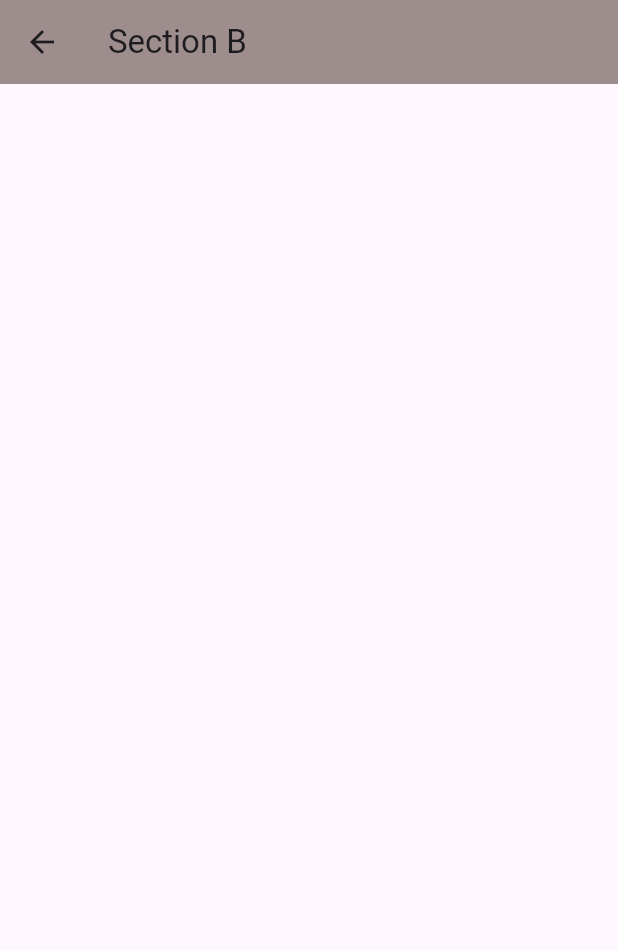
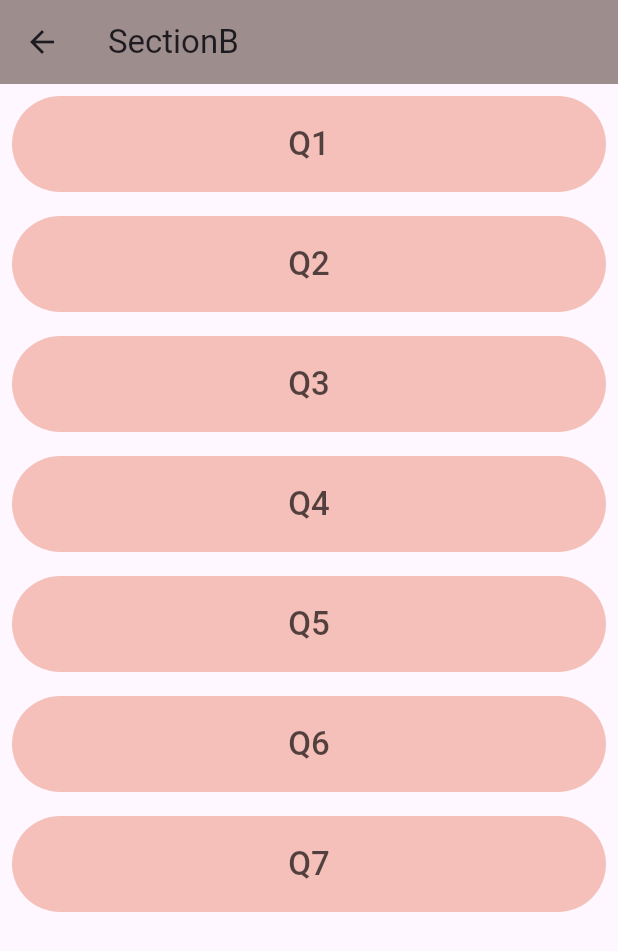
Before and after one commit to Chamud/mathappcd, a Flutter app: the screen it shows after launch, after a tap on an icon or button, on a phone screen of 412 x 824 dp. Shown: the top 951 px of the screen. Run offline on Flutter 3.47's test engine with Material 3 defaults, Android fonts, the phone set to English and light mode, and no system bars.

Commit message:
Sections

```diff
--- a/lib/screens/home.dart
+++ b/lib/screens/home.dart
@@ -1,8 +1,9 @@
 import 'package:flutter/material.dart';
 import 'package:mathappcd/constants/widgets_constants.dart';
-import 'package:mathappcd/screens/sectionA.dart';
-import 'package:mathappcd/screens/sectionB.dart';
+import 'package:mathappcd/screens/section.dart';
+import 'package:mathappcd/screens/sub_section.dart';
 import 'package:mathappcd/widgets/app_bar.dart';
+import 'package:mathappcd/widgets/long_btn.dart';
 import 'package:mathappcd/widgets/square_btn.dart';
 
 extension ContextExtension on BuildContext {
@@ -21,6 +22,18 @@ class HomePage extends StatefulWidget {
 }
 
 class _HomePageState extends State<HomePage> {
+  List<Widget> getSectionAItems() {
+    return [
+      LongBtn(text: "Q1", directTo: SubSection()),
+      LongBtn(text: "Q2", directTo: SubSection()),
+      LongBtn(text: "Q3", directTo: SubSection()),
+      LongBtn(text: "Q4", directTo: SubSection()),
+      LongBtn(text: "Q5", directTo: SubSection()),
+      LongBtn(text: "Q6", directTo: SubSection()),
+      LongBtn(text: "Q7", directTo: SubSection()),
+    ];
+  }
+
   Widget getBanner() {
     return Container(
       alignment: Alignment.center,
@@ -49,22 +62,22 @@ class _HomePageState extends State<HomePage> {
           mainAxisSpacing: 20,
           crossAxisSpacing: 20,
           crossAxisCount: context.isSmallWidth ? 2 : 4,
-          children: const [
+          children: [
             SquareBtn(
               text: "A",
-              directTo: SectionA(),
+              directTo: Section(heading: "SectionA", items: getSectionAItems()),
             ),
             SquareBtn(
               text: "B",
-              directTo: SectionB(),
+              directTo: Section(heading: "SectionB", items: getSectionAItems()),
             ),
             SquareBtn(
               text: "C",
-              directTo: SectionA(),
+              directTo: Section(heading: "SectionC", items: getSectionAItems()),
             ),
             SquareBtn(
               text: "D",
-              directTo: SectionB(),
+              directTo: Section(heading: "SectionD", items: getSectionAItems()),
             ),
           ],
         ),
--- /dev/null
+++ b/lib/screens/section.dart
@@ -0,0 +1,37 @@
+import 'package:flutter/material.dart';
+import 'package:mathappcd/widgets/app_bar.dart';
+
+class Section extends StatefulWidget {
+  final List<Widget> items;
+  final String heading;
+
+  const Section({Key? key, required this.heading, required this.items})
+      : super(key: key);
+
+  @override
+  State<Section> createState() => _SectionState();
+}
+
+class _SectionState extends State<Section> {
+  @override
+  void didChangeDependencies() {
+    super.didChangeDependencies();
+  }
+
+  @override
+  void initState() {
+    super.initState();
+  }
+
+  @override
+  Widget build(BuildContext context) {
+    return Scaffold(
+      appBar: CustAppBar(
+        title: widget.heading,
+      ),
+      body: ListView(
+        children: widget.items,
+      ),
+    );
+  }
+}
--- a/lib/screens/sectionB.dart
+++ b/lib/screens/sub_section.dart
@@ -1,14 +1,14 @@
 import 'package:flutter/material.dart';
 import 'package:mathappcd/widgets/app_bar.dart';
 
-class SectionB extends StatefulWidget {
-  const SectionB({Key? key}) : super(key: key);
+class SubSection extends StatefulWidget {
+  const SubSection({Key? key}) : super(key: key);
 
   @override
-  State<SectionB> createState() => _SectionBState();
+  State<SubSection> createState() => _SubSectionState();
 }
 
-class _SectionBState extends State<SectionB> {
+class _SubSectionState extends State<SubSection> {
   @override
   void didChangeDependencies() {
     super.didChangeDependencies();
@@ -23,7 +23,7 @@ class _SectionBState extends State<SectionB> {
   Widget build(BuildContext context) {
     return Scaffold(
       appBar: const CustAppBar(
-        title: "Section B",
+        title: "Sub Section",
       ),
       body: ListView(
         children: [],
--- a/lib/widgets/square_btn.dart
+++ b/lib/widgets/square_btn.dart
@@ -22,12 +22,11 @@ class _SquareBtnState extends State<SquareBtn> {
       onPressed: () {
         Navigator.push(
           context,
-          //MaterialPageRoute(builder: (context) => widget.directTo),
           PageRouteBuilder(
-            pageBuilder: (_, __, ___) => widget.directTo,
-            transitionsBuilder: (_, a, __, c) =>
-                ScaleTransition(scale: a, child: c),
-          ),
+              pageBuilder: (_, __, ___) => widget.directTo,
+              transitionsBuilder: (_, a, __, c) =>
+                  ScaleTransition(scale: a, child: c),
+              transitionDuration: const Duration(milliseconds: 200)),
         );
       },
       onLongPress: () {},
```
Also changed, not shown: lib/screens/sectionA.dart (deleted, +0 -43 lines).
